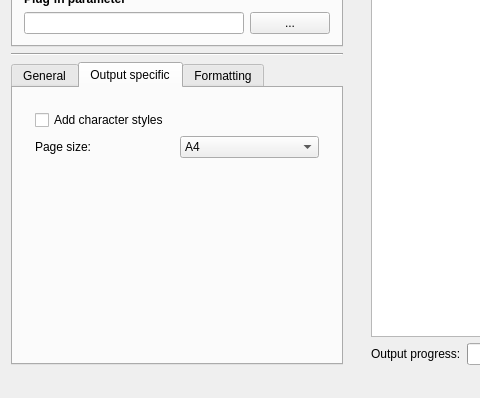
Old version of the form highlight/src/gui-qt/mainwindow.ui in the repository svn2github/highlight; both pictures show x 0 to 480 and y 454 to 852 of the 957 by 852 pixel window.
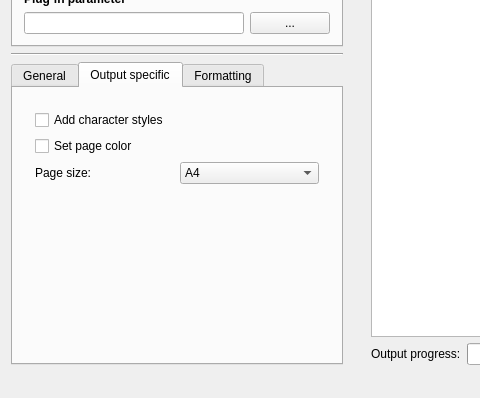
New version of the form. The open tabs and pages were chosen to show the change. Icons and pictures are not drawn.

Commit message: 3.26 added RTF page color option

Patch:
```diff
--- a/highlight/src/gui-qt/mainwindow.ui
+++ b/highlight/src/gui-qt/mainwindow.ui
@@ -1410,6 +1410,16 @@
                </property>
               </widget>
              </item>
+             <item>
+              <widget class="QCheckBox" name="cbRTFPageColor">
+               <property name="toolTip">
+                <string>Set page color attribute to background color</string>
+               </property>
+               <property name="text">
+                <string>Set page color</string>
+               </property>
+              </widget>
+             </item>
              <item>
               <layout class="QHBoxLayout" name="horizontalLayout_11">
                <item>
```
Left out of the diff: 20 changed lines with no effect on the pictures. The commit also changes 21 other files.
